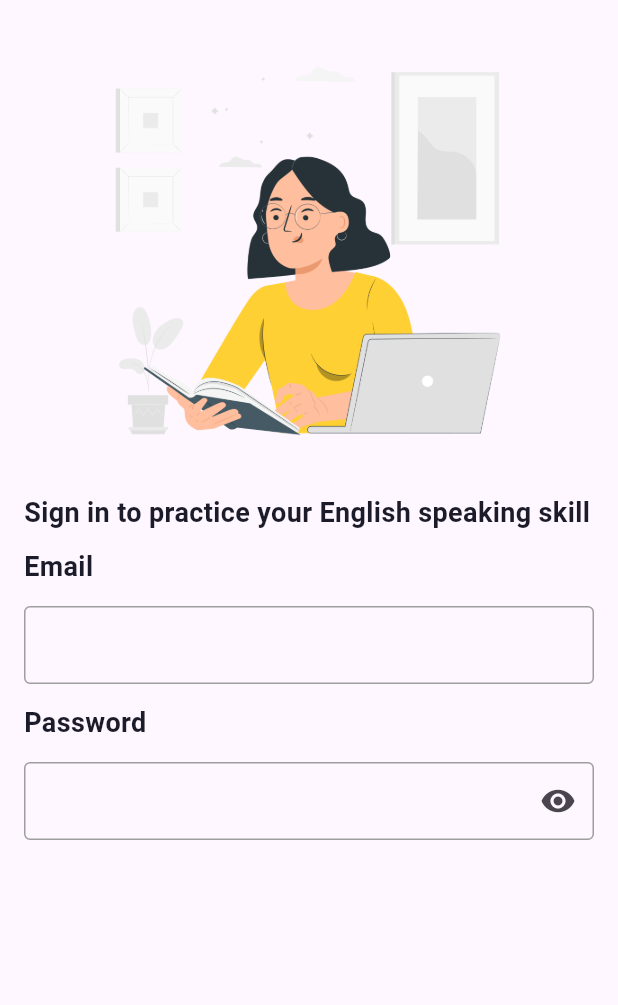
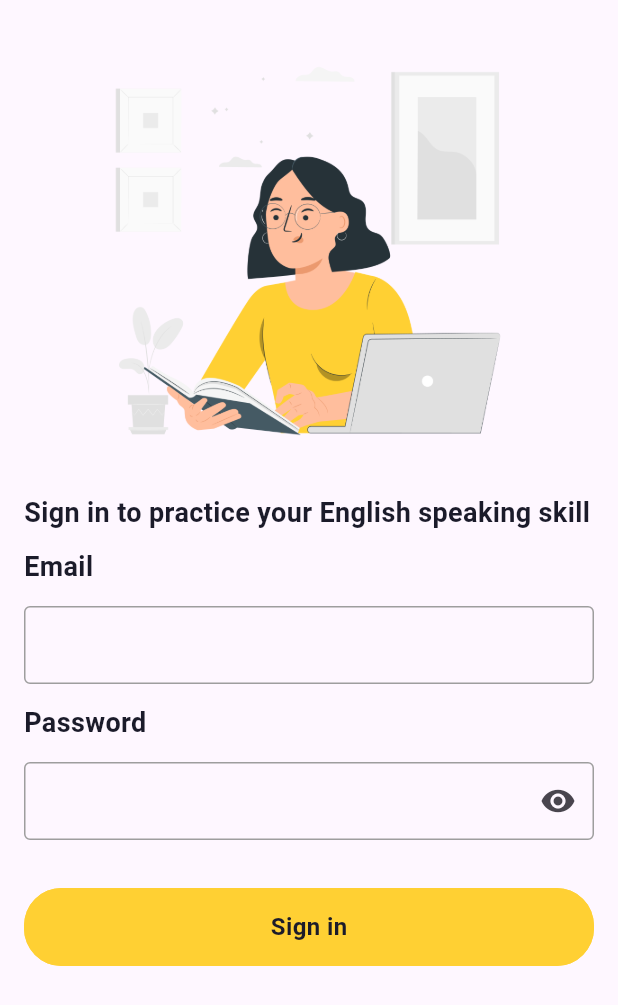
Before and after one commit to ngductuan/FluentFolio, a Flutter app: the SignInScreen screen opened by its route, on a phone screen of 412 x 824 dp. Shown: the top 1005 px of the screen. Run offline on Flutter 3.47's test engine with Material 3 defaults, Android fonts, the phone set to English and light mode, and no system bars; our stand-ins replace flutter_svg, hive_flutter, smooth_page_indicator; accounts and stored records are empty.

Commit message:
create-elevated-button (global)

```diff
--- a/lib/src/constants/colors.dart
+++ b/lib/src/constants/colors.dart
@@ -138,7 +138,7 @@ class AppColorSwatch {
     600: Color.fromRGBO(58, 175, 255, .7),
     700: Color.fromRGBO(58, 175, 255, .8),
     800: Color.fromRGBO(58, 175, 255, .9),
-    900: Color.fromRGBO(58, 175, 255, 1),
+    900: Color.fromARGB(255, 58, 175, 255),
   };
   static const Map<int, Color> mainColor1ContainerSwatch = {
     50: Color.fromRGBO(96, 188, 251, .1),
--- a/lib/src/constants/dimensions.dart
+++ b/lib/src/constants/dimensions.dart
@@ -32,5 +32,9 @@ const radius12 = 12.0;
 const radius16 = 16.0;
 const radius24 = 24.0;
 
+// Elevation
+
+
+
 // Example
 // const BorderRadius kDefaultBorderRadius = BorderRadius.all(Radius.circular(8));
--- a/lib/src/features/accounts/presentation/views/sign_in_screen.dart
+++ b/lib/src/features/accounts/presentation/views/sign_in_screen.dart
@@ -1,3 +1,4 @@
+import 'package:fluentfolio/src/shared/widgets/elevated_button.dart';
 import 'package:fluentfolio/src/shared/widgets/text_field.dart';
 import 'package:flutter/material.dart';
 import 'package:fluentfolio/src/helpers/asset_helper.dart';
@@ -47,6 +48,13 @@ class _SignInScreenState extends State<SignInScreen> {
             const InputTypeCustom(
               title: 'Password',
               inputType: 'password',
+            ),
+            const SizedBox(
+              height: spacing32,
+            ),
+            const ElevatedCustom(
+              title: 'Sign in',
+              radius: radius24,
             )
           ],
         ),
--- a/lib/src/shared/widgets/elevated_button.dart
+++ b/lib/src/shared/widgets/elevated_button.dart
@@ -1,7 +1,7 @@
 import 'package:fluentfolio/src/constants/styles.dart';
 import 'package:flutter/material.dart';
 
-class ElevatedCustom extends StatelessWidget {
+class ElevatedCustom extends StatefulWidget {
   const ElevatedCustom(
       {super.key,
       required this.title,
@@ -10,7 +10,8 @@ class ElevatedCustom extends StatelessWidget {
       this.width,
       this.color,
       this.textStyle,
-      this.radius = 16.0});
+      this.radius = 16.0,
+      this.elevation = 0});
 
   final String title;
   final double? height;
@@ -18,22 +19,36 @@ class ElevatedCustom extends StatelessWidget {
   final Color? color;
   final TextStyle? textStyle;
   final double radius;
+  final double elevation;
   final Function()? ontap;
 
   @override
+  State<ElevatedCustom> createState() => _ElevatedCustomState();
+}
+
+class _ElevatedCustomState extends State<ElevatedCustom> {
+  @override
   Widget build(BuildContext context) {
-    return GestureDetector(
-      onTap: ontap,
-      child: Container(
-        padding: const EdgeInsets.symmetric(
-            vertical: padding16, horizontal: padding8),
-        decoration: BoxDecoration(
-            borderRadius: BorderRadius.circular(radius),
-            color: color ?? AppColor.mainColor2),
-        alignment: Alignment.center,
-        child: Text(
-          title,
-          style: textStyle ?? AppTextStyle.defaultStyle.bold,
+    return Material(
+      elevation: widget.elevation,
+      borderRadius: const BorderRadius.all(Radius.circular(25)),
+      color: widget.color ?? AppColor.mainColor2,
+      child: InkWell(
+        onTap: () {},
+        splashColor: AppColor.background.shade200,
+        child: Ink(
+          decoration: BoxDecoration(
+              borderRadius: const BorderRadius.all(Radius.circular(25)),
+              color: widget.color ?? AppColor.mainColor2),
+          child: Container(
+            padding: const EdgeInsets.symmetric(
+                vertical: padding16, horizontal: padding8),
+            alignment: Alignment.center,
+            child: Text(
+              widget.title,
+              style: widget.textStyle ?? AppTextStyle.defaultStyle.bold,
+            ),
+          ),
         ),
       ),
     );
```
